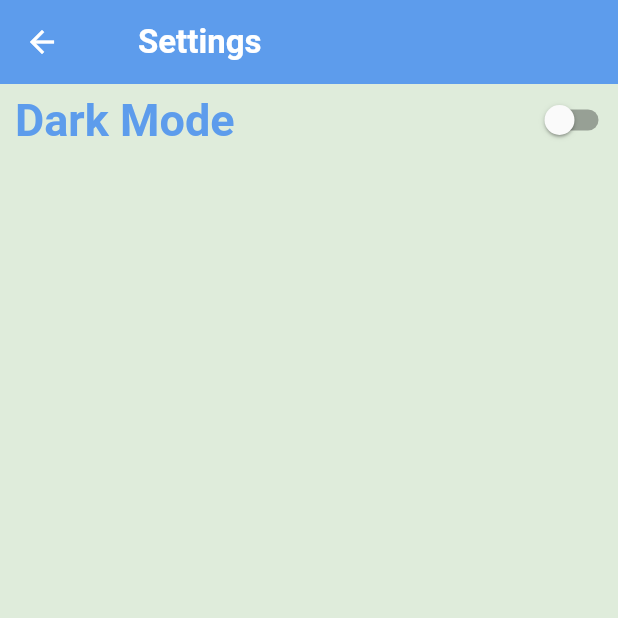
After one commit to youssef7221/todo_app, a Flutter app: the settings screen opened by its route, on a phone screen of 412 x 824 dp, the top half of it. The commit adds this screen. Run offline on Flutter 3.47's test engine with Material 2 defaults, Android fonts, the phone set to English and light mode, and no system bars; our stand-ins replace calendar_timeline, flutter_slidable.

Commit message:
Finish calendar and start in settings

```diff
--- a/lib/main.dart
+++ b/lib/main.dart
@@ -1,5 +1,6 @@
 import 'package:flutter/material.dart';
 import 'package:todo/screens/homescreen/homescreen.dart';
+import 'package:todo/screens/settings/settings.dart';
 import 'package:todo/screens/splash.dart';
 import 'package:todo/utill/apptheme.dart';
 
@@ -13,10 +14,11 @@ class MyApp extends StatelessWidget {
   Widget build(BuildContext context) {
     return MaterialApp(
       debugShowCheckedModeBanner: false,
-      initialRoute: splash.route,
+      initialRoute: home.route,
   routes: {
     home.route : (context) => home(),
-    splash.route : (context) => splash()
+    splash.route : (context) => splash(),
+    settings.route : (context) => settings()
   },
       theme: AppTheme.themeDatalight,
     );
--- /dev/null
+++ b/lib/screens/settings/settings.dart
@@ -0,0 +1,46 @@
+import 'package:flutter/material.dart';
+import 'package:todo/utill/appcolors.dart';
+
+class settings extends StatefulWidget {
+static String route = "settings";
+
+  @override
+  State<settings> createState() => _settingsState();
+}
+
+class _settingsState extends State<settings> {
+bool isDark= false;
+
+  @override
+  Widget build(BuildContext context) {
+    return Scaffold(
+      appBar: buildAppBar(),
+      body: Column(
+     children: [
+       Row(
+         children: [
+           Padding(
+             padding: EdgeInsets.only(left: 10),
+             child: Text("Dark Mode",style: TextStyle(fontWeight: FontWeight.bold,fontSize: 30
+             ,color: AppColors.primary),),
+           )
+           ,Spacer(),
+           Switch(value: isDark, onChanged: (value) {
+             setState(() {
+               isDark = value;
+             });
+           },activeColor: AppColors.primary,)
+         ],
+       )
+     ],
+      ),
+    );
+  }
+}
+
+PreferredSizeWidget buildAppBar() => AppBar(
+  title: Padding(
+    padding: EdgeInsets.only(left: 20),
+    child: Text("Settings"),
+  ),
+);
--- a/lib/utill/apptheme.dart
+++ b/lib/utill/apptheme.dart
@@ -9,7 +9,8 @@ appBarTheme: AppBarTheme(
         fontSize: 22,
     ),
   backgroundColor: AppColors.primary,
-),
+
+elevation: 0.0),
     primaryColor: AppColors.primary,
     scaffoldBackgroundColor: AppColors.accent,
 );
--- a/pubspec.yaml
+++ b/pubspec.yaml
@@ -35,6 +35,7 @@ dependencies:
   # Use with the CupertinoIcons class for iOS style icons.
   cupertino_icons: ^1.0.2
   flutter_slidable: ^3.0.0
+  calendar_timeline: ^1.1.2
 
 dev_dependencies:
   flutter_test:
```
Also changed, not shown: lib/screens/homescreen/bottomsheet.dart (+20 -5 lines), lib/screens/homescreen/chooseday.dart (added, +35 -0 lines), lib/screens/homescreen/homescreen.dart (+29 -29 lines), lib/screens/todo.dart (added, +33 -0 lines), lib/screens/widgets/bottomnav.dart (added), pubspec.lock.
